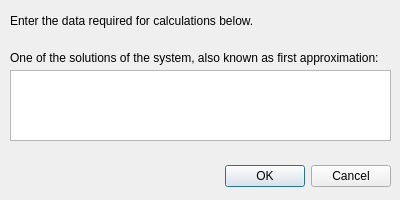
Above: 02_systems/ui/datarequestdialog.ui from vla5924-practice/computational-methods before the change. Below: the same form after it.
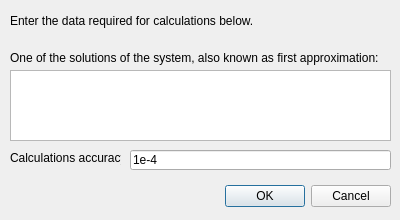
That is the form after the change.

What changed in the file:
```diff
--- a/02_systems/ui/datarequestdialog.ui
+++ b/02_systems/ui/datarequestdialog.ui
@@ -7,7 +7,7 @@
     <x>0</x>
     <y>0</y>
     <width>400</width>
-    <height>200</height>
+    <height>220</height>
    </rect>
   </property>
   <property name="windowTitle">
@@ -16,9 +16,9 @@
   <widget class="QDialogButtonBox" name="buttonBox">
    <property name="geometry">
     <rect>
-     <x>50</x>
-     <y>160</y>
-     <width>341</width>
+     <x>10</x>
+     <y>180</y>
+     <width>381</width>
      <height>32</height>
     </rect>
    </property>
@@ -65,6 +65,35 @@
     <string>One of the solutions of the system, also known as first approximation:</string>
    </property>
   </widget>
+  <widget class="QLineEdit" name="lineEdit">
+   <property name="geometry">
+    <rect>
+     <x>130</x>
+     <y>150</y>
+     <width>261</width>
+     <height>20</height>
+    </rect>
+   </property>
+   <property name="text">
+    <string>1e-4</string>
+   </property>
+   <property name="readOnly">
+    <bool>true</bool>
+   </property>
+  </widget>
+  <widget class="QLabel" name="label_3">
+   <property name="geometry">
+    <rect>
+     <x>10</x>
+     <y>150</y>
+     <width>111</width>
+     <height>16</height>
+    </rect>
+   </property>
+   <property name="text">
+    <string>Calculations accuracy:</string>
+   </property>
+  </widget>
  </widget>
  <resources/>
  <connections>
```
